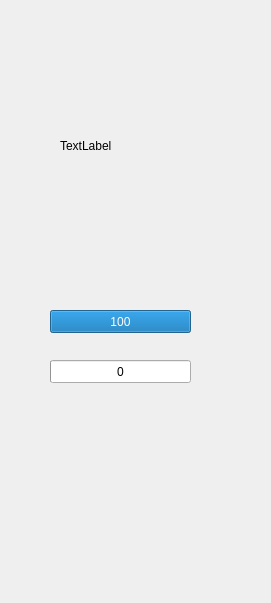
Above: testWidget/player.ui from hg-hg/2019-DungeonNStones before the change. Below: the same form after it.
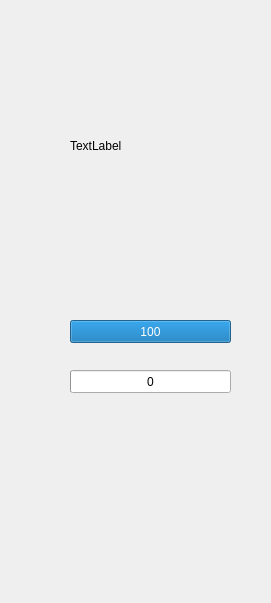
That is the form after the change. Icons and pictures are not drawn.

Patch:
```diff
--- a/testWidget/player.ui
+++ b/testWidget/player.ui
@@ -16,9 +16,9 @@
   <widget class="QProgressBar" name="HP">
    <property name="geometry">
     <rect>
-     <x>50</x>
-     <y>310</y>
-     <width>141</width>
+     <x>70</x>
+     <y>320</y>
+     <width>161</width>
      <height>23</height>
     </rect>
    </property>
@@ -32,9 +32,9 @@
   <widget class="QProgressBar" name="MP">
    <property name="geometry">
     <rect>
-     <x>50</x>
-     <y>360</y>
-     <width>141</width>
+     <x>70</x>
+     <y>370</y>
+     <width>161</width>
      <height>23</height>
     </rect>
    </property>
@@ -48,7 +48,7 @@
   <widget class="QLabel" name="characterInfo">
    <property name="geometry">
     <rect>
-     <x>60</x>
+     <x>70</x>
      <y>10</y>
      <width>131</width>
      <height>271</height>
@@ -61,9 +61,9 @@
   <widget class="QWidget" name="verticalLayoutWidget">
    <property name="geometry">
     <rect>
-     <x>50</x>
-     <y>410</y>
-     <width>141</width>
+     <x>70</x>
+     <y>420</y>
+     <width>131</width>
      <height>171</height>
     </rect>
    </property>
@@ -73,6 +73,30 @@
     </property>
    </layout>
   </widget>
+  <widget class="QLabel" name="CharaBack">
+   <property name="geometry">
+    <rect>
+     <x>40</x>
+     <y>60</y>
+     <width>191</width>
+     <height>231</height>
+    </rect>
+   </property>
+   <property name="text">
+    <string/>
+   </property>
+   <property name="pixmap">
+    <pixmap>background/wall_character.png</pixmap>
+   </property>
+   <property name="scaledContents">
+    <bool>true</bool>
+   </property>
+  </widget>
+  <zorder>CharaBack</zorder>
+  <zorder>HP</zorder>
+  <zorder>MP</zorder>
+  <zorder>characterInfo</zorder>
+  <zorder>verticalLayoutWidget</zorder>
  </widget>
  <resources/>
  <connections/>
```
